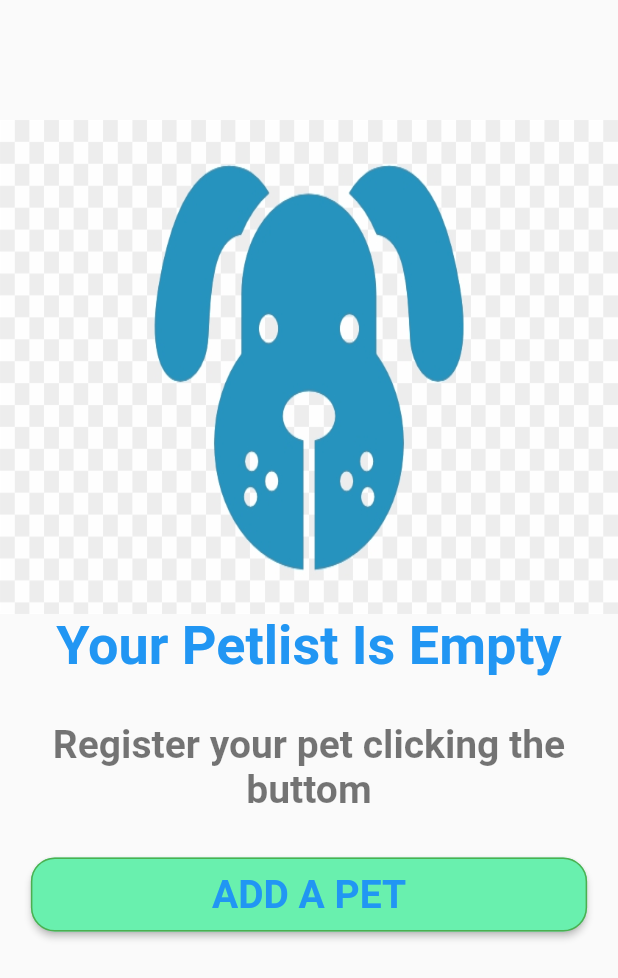
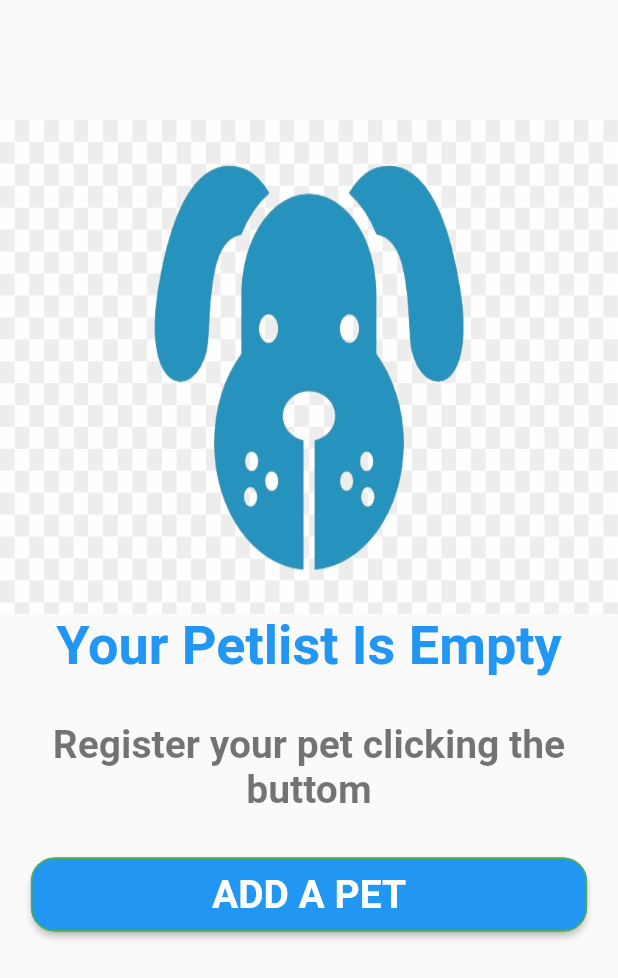
Before and after one commit to IanMaguina/petcare, a Flutter app: the PetListScreen screen opened by its route, on a phone screen of 412 x 824 dp. Shown: the top 978 px of the screen. Run offline on Flutter 3.47's test engine with Material 2 defaults, Android fonts, the phone set to English and light mode, and no system bars; our stand-ins replace flutter_icons, shared_preferences; accounts and stored records are empty.

Commit message:
fix colors

```diff
--- a/lib/src/widgets/ListPetsEmpty.dart
+++ b/lib/src/widgets/ListPetsEmpty.dart
@@ -44,21 +44,19 @@ class PetListEmpty extends StatelessWidget {
         Container(
           width: MediaQuery.of(context).size.width * 0.9,
           height: MediaQuery.of(context).size.height * 0.06,
-          child: RaisedButton(
+          child: ElevatedButton(
             onPressed: () {},
-            shape: RoundedRectangleBorder(
-              borderRadius: BorderRadius.circular(16),
-              side: BorderSide(color: Colors.green),
-            ),
-            color: Colors.greenAccent,
-            child: Text(
-              'Add a Pet'.toUpperCase(),
-              textAlign: TextAlign.center,
-              style: TextStyle(
-                  color: Theme.of(context).textSelectionColor,
+            style: ElevatedButton.styleFrom(
+              shape: RoundedRectangleBorder(
+                borderRadius: BorderRadius.circular(16),
+                side: BorderSide(color: Colors.green),
+              ),
+              textStyle: TextStyle(
+                  color: Color.fromRGBO(57, 179, 179, 1.0),
                   fontSize: 26,
                   fontWeight: FontWeight.w600),
             ),
+            child: Text('Add a Pet'.toUpperCase()),
           ),
         ),
       ],
--- a/lib/src/widgets/lista_veterinarias.dart
+++ b/lib/src/widgets/lista_veterinarias.dart
@@ -38,7 +38,7 @@ class _Veterinaria extends StatelessWidget {
             style: TextStyle(fontSize: 12.0),
           ),
           SizedBox(height: 10.0),
-          RaisedButton(child: Text('Ver veterinaria'), onPressed: () {}),
+          ElevatedButton(child: Text('Ver veterinaria'), onPressed: () {}),
         ]),
       ),
     );
```
Also changed, not shown: lib/src/pages/add_user_vet_page.dart (+12 -3 lines).
